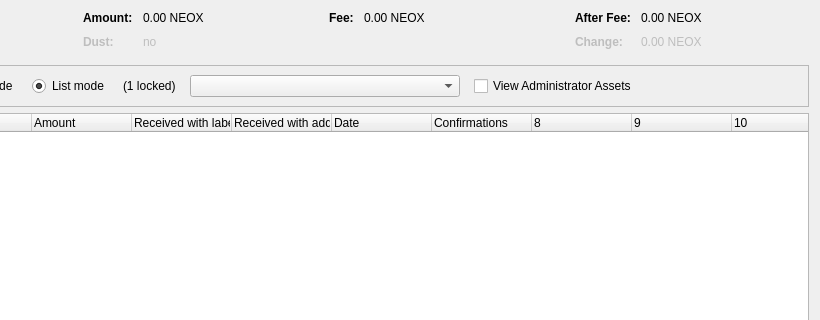
This is src/qt/forms/assetcontroldialog.ui in BlackRavenNetwork/BlackRaven-V2 as Qt 5 draws it before an edit; both pictures show x 180 to 1000 and y 0 to 320 of the 1000 by 500 pixel window. The edited form follows.
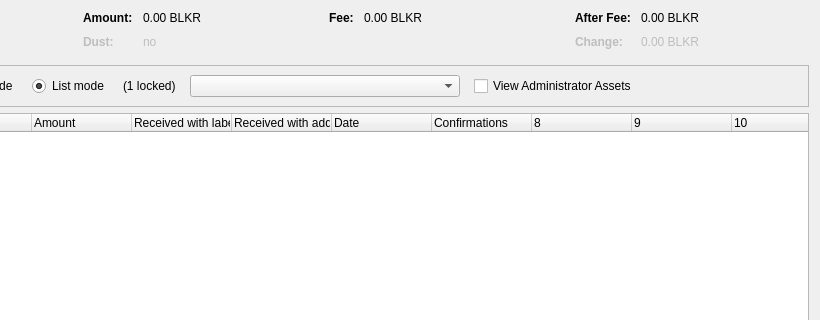
This is the edited form. Custom widgets are drawn as their Qt base class.

```diff
--- a/src/qt/forms/assetcontroldialog.ui
+++ b/src/qt/forms/assetcontroldialog.ui
@@ -132,7 +132,7 @@
           <enum>Qt::ActionsContextMenu</enum>
          </property>
          <property name="text">
-          <string notr="true">0.00 NEOX</string>
+          <string notr="true">0.00 BLKR</string>
          </property>
          <property name="textInteractionFlags">
           <set>Qt::LinksAccessibleByMouse|Qt::TextSelectableByKeyboard|Qt::TextSelectableByMouse</set>
@@ -212,7 +212,7 @@
           <enum>Qt::ActionsContextMenu</enum>
          </property>
          <property name="text">
-          <string notr="true">0.00 NEOX</string>
+          <string notr="true">0.00 BLKR</string>
          </property>
          <property name="textInteractionFlags">
           <set>Qt::LinksAccessibleByMouse|Qt::TextSelectableByKeyboard|Qt::TextSelectableByMouse</set>
@@ -257,7 +257,7 @@
           <enum>Qt::ActionsContextMenu</enum>
          </property>
          <property name="text">
-          <string notr="true">0.00 NEOX</string>
+          <string notr="true">0.00 BLKR</string>
          </property>
          <property name="textInteractionFlags">
           <set>Qt::LinksAccessibleByMouse|Qt::TextSelectableByKeyboard|Qt::TextSelectableByMouse</set>
@@ -292,7 +292,7 @@
           <enum>Qt::ActionsContextMenu</enum>
          </property>
          <property name="text">
-          <string notr="true">0.00 NEOX</string>
+          <string notr="true">0.00 BLKR</string>
          </property>
          <property name="textInteractionFlags">
           <set>Qt::LinksAccessibleByMouse|Qt::TextSelectableByKeyboard|Qt::TextSelectableByMouse</set>
```
